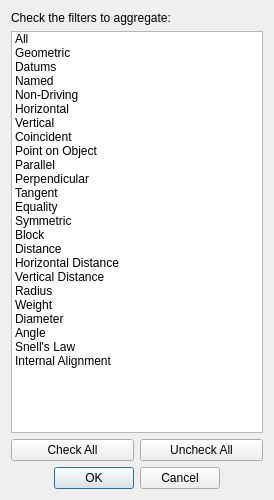
southseact-3d/fcd, file src/Mod/Sketcher/Gui/ConstraintMultiFilterDialog.ui: the form before one commit.
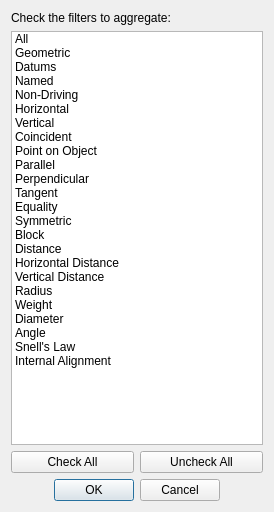
The form after the commit.

Commit message: adjust preferred size to contain also the ALL entry

```diff
--- a/src/Mod/Sketcher/Gui/ConstraintMultiFilterDialog.ui
+++ b/src/Mod/Sketcher/Gui/ConstraintMultiFilterDialog.ui
@@ -10,7 +10,7 @@
     <x>0</x>
     <y>0</y>
     <width>274</width>
-    <height>500</height>
+    <height>512</height>
    </rect>
   </property>
   <property name="sizePolicy">
```
